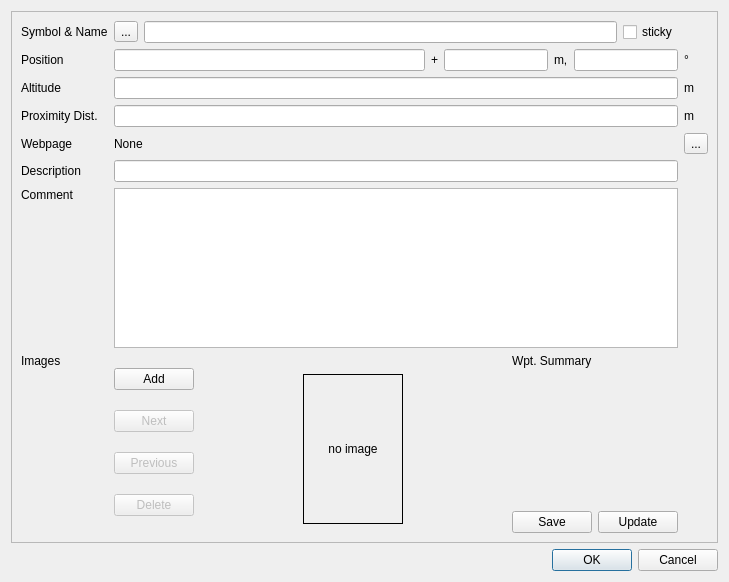
ntruchsess/QLandkarteGT, file src/IDlgEditWpt.ui: the form before one commit.
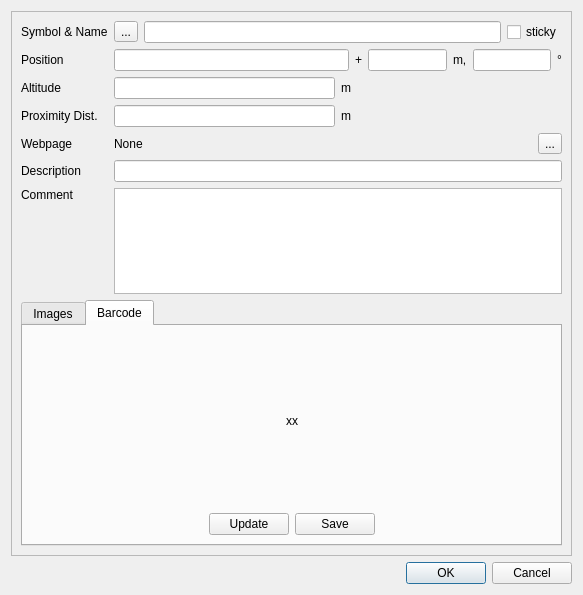
The form after the commit. The open tabs and pages were chosen to show the change.

Commit message: pimp up waypoint dialog

Patch:
```diff
--- a/src/IDlgEditWpt.ui
+++ b/src/IDlgEditWpt.ui
@@ -6,8 +6,8 @@
    <rect>
     <x>0</x>
     <y>0</y>
-    <width>729</width>
-    <height>582</height>
+    <width>583</width>
+    <height>595</height>
    </rect>
   </property>
   <property name="windowTitle">
@@ -22,7 +22,9 @@
      <property name="frameShadow">
       <enum>QFrame::Raised</enum>
      </property>
-     <layout class="QGridLayout">
+     <layout class="QVBoxLayout" name="verticalLayout_5">
+      <item>
+       <layout class="QFormLayout" name="formLayout">
       <item row="0" column="0">
        <widget class="QLabel" name="label">
         <property name="text">
@@ -85,6 +87,9 @@
             <verstretch>0</verstretch>
            </sizepolicy>
           </property>
+            <property name="alignment">
+             <set>Qt::AlignRight|Qt::AlignTrailing|Qt::AlignVCenter</set>
+            </property>
          </widget>
         </item>
         <item>
@@ -102,17 +107,20 @@
             <verstretch>0</verstretch>
            </sizepolicy>
           </property>
-         </widget>
-        </item>
-       </layout>
-      </item>
-      <item row="1" column="2">
+            <property name="alignment">
+             <set>Qt::AlignRight|Qt::AlignTrailing|Qt::AlignVCenter</set>
+            </property>
+           </widget>
+          </item>
+          <item>
        <widget class="QLabel" name="label_12">
         <property name="text">
          <string>°</string>
         </property>
        </widget>
       </item>
+         </layout>
+        </item>
       <item row="2" column="0">
        <widget class="QLabel" name="label_3">
         <property name="text">
@@ -121,15 +129,35 @@
        </widget>
       </item>
       <item row="2" column="1">
-       <widget class="QLineEdit" name="lineAltitude"/>
-      </item>
-      <item row="2" column="2">
+         <layout class="QHBoxLayout" name="horizontalLayout_5">
+          <item>
+           <widget class="QLineEdit" name="lineAltitude">
+            <property name="sizePolicy">
+             <sizepolicy hsizetype="Minimum" vsizetype="Fixed">
+              <horstretch>0</horstretch>
+              <verstretch>0</verstretch>
+             </sizepolicy>
+            </property>
+            <property name="inputMask">
+             <string>9999; </string>
+            </property>
+            <property name="maxLength">
+             <number>4</number>
+            </property>
+            <property name="alignment">
+             <set>Qt::AlignRight|Qt::AlignTrailing|Qt::AlignVCenter</set>
+            </property>
+           </widget>
+          </item>
+          <item>
        <widget class="QLabel" name="labelUnitElevation">
         <property name="text">
          <string>m</string>
         </property>
        </widget>
       </item>
+         </layout>
+        </item>
       <item row="3" column="0">
        <widget class="QLabel" name="label_4">
         <property name="text">
@@ -138,15 +166,32 @@
        </widget>
       </item>
       <item row="3" column="1">
-       <widget class="QLineEdit" name="lineProximity"/>
-      </item>
-      <item row="3" column="2">
+         <layout class="QHBoxLayout" name="horizontalLayout_6">
+          <item>
+           <widget class="QLineEdit" name="lineProximity">
+            <property name="sizePolicy">
+             <sizepolicy hsizetype="Minimum" vsizetype="Fixed">
+              <horstretch>0</horstretch>
+              <verstretch>0</verstretch>
+             </sizepolicy>
+            </property>
+            <property name="inputMask">
+             <string>99999; </string>
+            </property>
+            <property name="alignment">
+             <set>Qt::AlignRight|Qt::AlignTrailing|Qt::AlignVCenter</set>
+            </property>
+           </widget>
+          </item>
+          <item>
        <widget class="QLabel" name="labelUnitProximity">
         <property name="text">
          <string>m</string>
         </property>
        </widget>
       </item>
+         </layout>
+        </item>
       <item row="4" column="0">
        <widget class="QLabel" name="label_8">
         <property name="text">
@@ -155,19 +200,39 @@
        </widget>
       </item>
       <item row="4" column="1">
+         <layout class="QHBoxLayout" name="horizontalLayout_7">
+          <item>
        <widget class="QLabel" name="labelLink">
+            <property name="sizePolicy">
+             <sizepolicy hsizetype="MinimumExpanding" vsizetype="Preferred">
+              <horstretch>0</horstretch>
+              <verstretch>0</verstretch>
+             </sizepolicy>
+            </property>
         <property name="text">
          <string>None</string>
         </property>
        </widget>
       </item>
-      <item row="4" column="2">
+          <item>
        <widget class="QToolButton" name="toolLink">
         <property name="text">
          <string>...</string>
         </property>
        </widget>
       </item>
+         </layout>
+        </item>
+        <item row="5" column="0">
+         <widget class="QLabel" name="label_6">
+          <property name="text">
+           <string>Description</string>
+          </property>
+         </widget>
+        </item>
+        <item row="5" column="1">
+         <widget class="QLineEdit" name="lineDesc"/>
+        </item>
       <item row="6" column="0">
        <widget class="QLabel" name="label_5">
         <property name="text">
@@ -191,18 +256,18 @@
         </property>
        </widget>
       </item>
-      <item row="7" column="0">
-       <widget class="QLabel" name="label_10">
-        <property name="text">
+       </layout>
+      </item>
+      <item>
+       <widget class="QTabWidget" name="tabWidget">
+        <property name="currentIndex">
+         <number>0</number>
+        </property>
+        <widget class="QWidget" name="tab">
+         <attribute name="title">
          <string>Images</string>
-        </property>
-        <property name="alignment">
-         <set>Qt::AlignLeading|Qt::AlignLeft|Qt::AlignTop</set>
-        </property>
-       </widget>
-      </item>
-      <item row="7" column="1">
-       <layout class="QHBoxLayout">
+         </attribute>
+         <layout class="QHBoxLayout" name="horizontalLayout_4">
         <item>
          <layout class="QVBoxLayout">
           <item>
@@ -212,26 +277,6 @@
             </property>
            </widget>
           </item>
-          <item>
-           <widget class="QPushButton" name="pushNext">
-            <property name="enabled">
-             <bool>false</bool>
-            </property>
-            <property name="text">
-             <string>Next</string>
-            </property>
-           </widget>
-          </item>
-          <item>
-           <widget class="QPushButton" name="pushPrev">
-            <property name="enabled">
-             <bool>false</bool>
-            </property>
-            <property name="text">
-             <string>Previous</string>
-            </property>
-           </widget>
-          </item>
           <item>
            <widget class="QPushButton" name="pushDel">
             <property name="enabled">
@@ -333,39 +378,72 @@
             </property>
            </spacer>
           </item>
-         </layout>
-        </item>
-        <item>
-         <layout class="QVBoxLayout" name="verticalLayout_3">
-          <item>
-           <widget class="QLabel" name="label_7">
-            <property name="sizePolicy">
-             <sizepolicy hsizetype="Preferred" vsizetype="Maximum">
-              <horstretch>0</horstretch>
-              <verstretch>0</verstretch>
-             </sizepolicy>
-            </property>
-            <property name="text">
-             <string>Wpt. Summary</string>
-            </property>
-           </widget>
-          </item>
-          <item>
-           <widget class="QLabel" name="labelBarcode">
-            <property name="text">
-             <string/>
-            </property>
-           </widget>
-          </item>
           <item>
            <layout class="QHBoxLayout" name="horizontalLayout_3">
             <item>
-             <widget class="QPushButton" name="pushSaveBarcode">
+               <widget class="QPushButton" name="pushPrev">
+                <property name="enabled">
+                 <bool>false</bool>
+                </property>
               <property name="text">
-               <string>Save</string>
+                 <string>Previous</string>
               </property>
              </widget>
             </item>
+              <item>
+               <widget class="QPushButton" name="pushNext">
+                <property name="enabled">
+                 <bool>false</bool>
+                </property>
+                <property name="text">
+                 <string>Next</string>
+                </property>
+               </widget>
+              </item>
+             </layout>
+            </item>
+           </layout>
+          </item>
+         </layout>
+        </widget>
+        <widget class="QWidget" name="tab_2">
+         <attribute name="title">
+          <string>Barcode</string>
+         </attribute>
+         <layout class="QHBoxLayout" name="horizontalLayout_15">
+          <item>
+           <spacer name="horizontalSpacer_5">
+            <property name="orientation">
+             <enum>Qt::Horizontal</enum>
+            </property>
+            <property name="sizeHint" stdset="0">
+             <size>
+              <width>40</width>
+              <height>20</height>
+             </size>
+            </property>
+           </spacer>
+          </item>
+          <item>
+           <layout class="QVBoxLayout" name="verticalLayout">
+            <item>
+             <widget class="QLabel" name="labelBarcode">
+              <property name="frameShape">
+               <enum>QFrame::NoFrame</enum>
+              </property>
+              <property name="frameShadow">
+               <enum>QFrame::Plain</enum>
+              </property>
+              <property name="text">
+               <string>xx</string>
+              </property>
+              <property name="alignment">
+               <set>Qt::AlignCenter</set>
+              </property>
+             </widget>
+            </item>
+            <item>
+             <layout class="QHBoxLayout" name="horizontalLayout_2">
             <item>
              <widget class="QPushButton" name="pushUpdateBarcode">
               <property name="text">
@@ -373,21 +451,33 @@
               </property>
              </widget>
             </item>
-           </layout>
-          </item>
-         </layout>
-        </item>
-       </layout>
-      </item>
-      <item row="5" column="0">
-       <widget class="QLabel" name="label_6">
+              <item>
+               <widget class="QPushButton" name="pushSaveBarcode">
         <property name="text">
-         <string>Description</string>
+                 <string>Save</string>
         </property>
        </widget>
       </item>
-      <item row="5" column="1">
-       <widget class="QLineEdit" name="lineDesc"/>
+             </layout>
+            </item>
+           </layout>
+          </item>
+          <item>
+           <spacer name="horizontalSpacer_6">
+            <property name="orientation">
+             <enum>Qt::Horizontal</enum>
+            </property>
+            <property name="sizeHint" stdset="0">
+             <size>
+              <width>40</width>
+              <height>20</height>
+             </size>
+            </property>
+           </spacer>
+          </item>
+         </layout>
+        </widget>
+       </widget>
       </item>
      </layout>
     </widget>
```
Left out of the diff: 17 changed lines with no effect on the pictures. Lines whose indentation alone changed are shown as unchanged.
